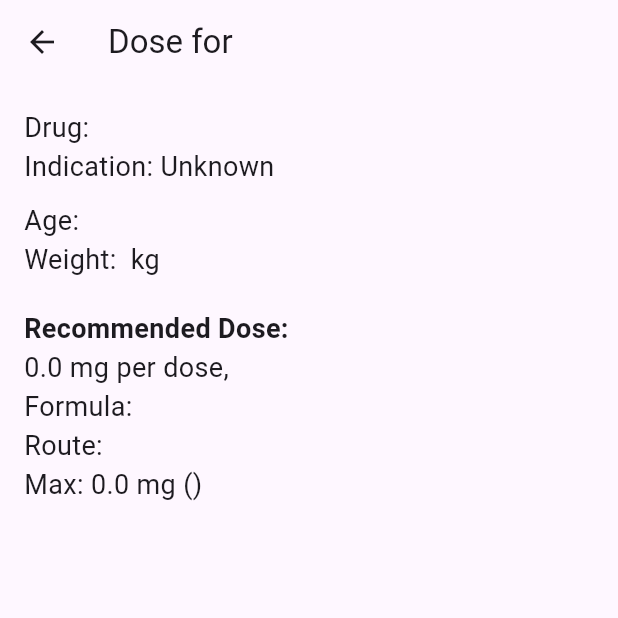
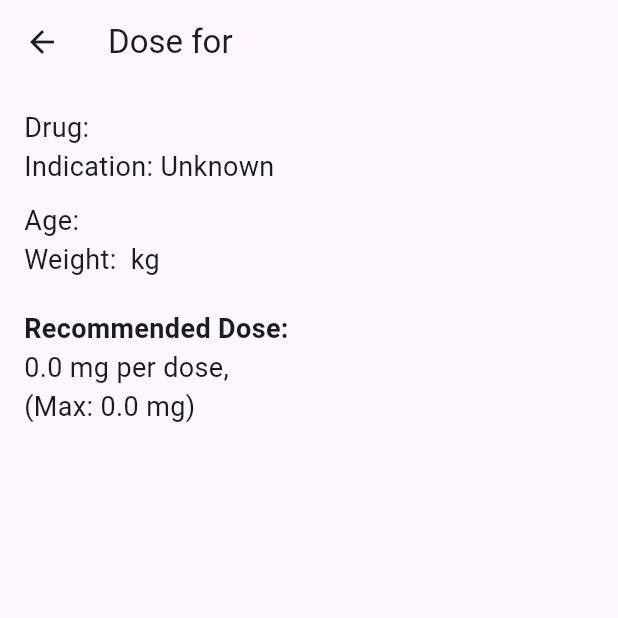
Before and after one commit to Dr-Advocate/Paeds-Dosing-App-SA, a Flutter app: the ResultScreen screen opened directly with empty values, on a phone screen of 412 x 824 dp, the top half of it. Run offline on Flutter 3.47's test engine with Material 3 defaults, Android fonts, the phone set to English and light mode, and no system bars.

Commit message:
Update deployed site with new drug info and result screen display

```diff
--- a/lib/result_screen.dart
+++ b/lib/result_screen.dart
@@ -83,13 +83,17 @@ class _ResultScreenState extends State<ResultScreen> {
                 Text("Gestational Age: ${widget.gestAge} weeks", style: TextStyle(fontSize: 18)),
               SizedBox(height: 20),
               Text("Recommended Dose:", style: TextStyle(fontSize: 18, fontWeight: FontWeight.bold)),
+              if (_match!.formula.isNotEmpty)
+                Text("Formula: ${_match!.formula}", style: TextStyle(fontSize: 18)),
               Text(
                 "${_finalDose?.toStringAsFixed(1) ?? '---'} mg per dose, ${_match!.frequency}",
                 style: TextStyle(fontSize: 18),
               ),
-              Text("Formula: ${_match!.formula}", style: TextStyle(fontSize: 18)),
-              Text("Route: ${_match!.route}", style: TextStyle(fontSize: 18)),
-              Text("Max: ${_match!.maxSingleDoseMg} mg (${_match!.maxDoseNote})", style: TextStyle(fontSize: 18)),
+              if (_match!.route.isNotEmpty)
+                Text("Route: ${_match!.route}", style: TextStyle(fontSize: 18)),
+              Text("(Max: ${_match!.maxSingleDoseMg} mg"
+                  "${_match!.maxDoseNote.isNotEmpty ? ', ${_match!.maxDoseNote}' : ''})",
+                  style: TextStyle(fontSize: 18)),
               SizedBox(height: 20),
               if (_match!.warnings.isNotEmpty)
                 ..._match!.warnings.map((w) => Padding(
```
Also changed, not shown: 1 other file.
